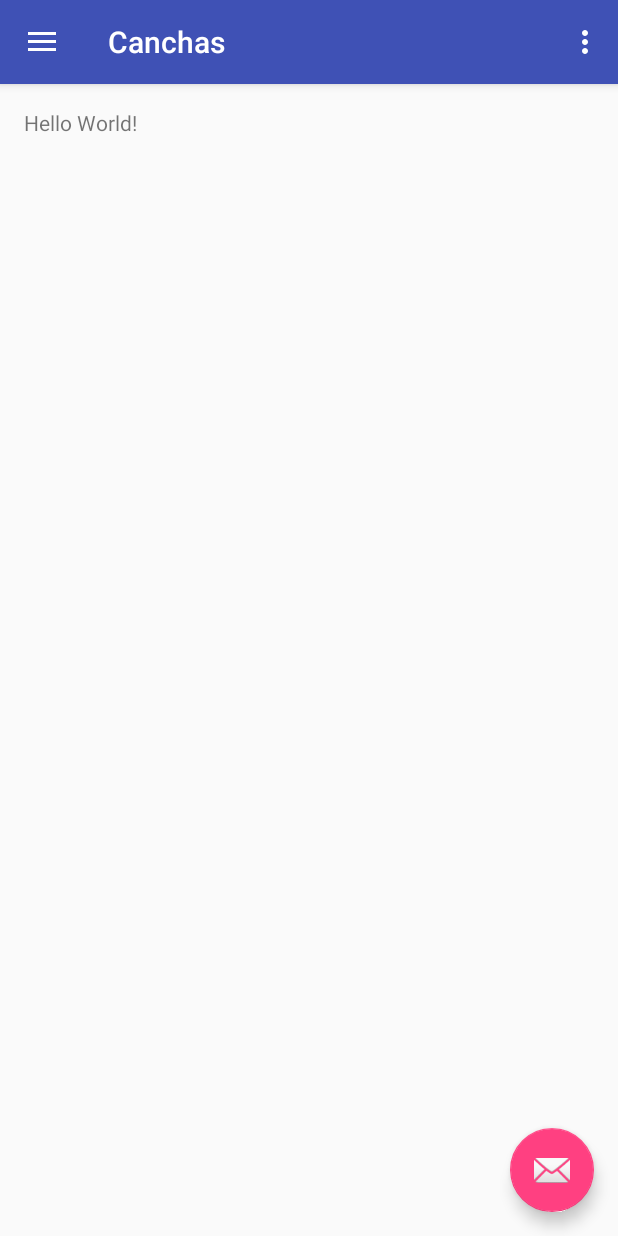
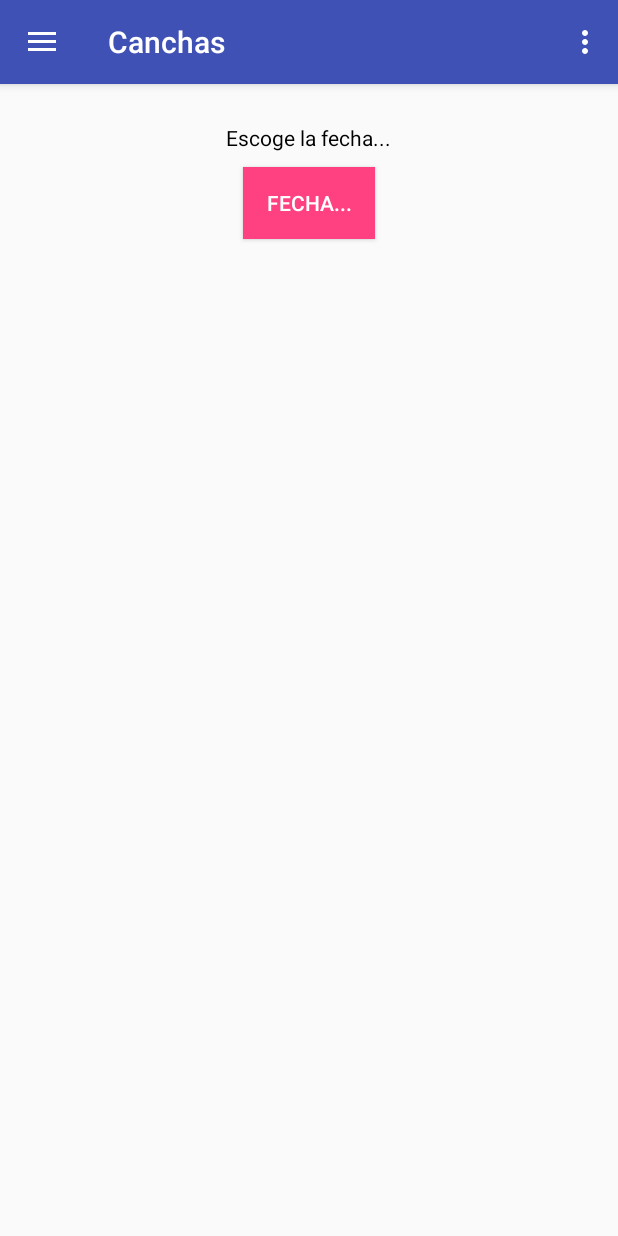
Before and after one commit to FredLoh/HackMTY, an Android app: the screen it shows after launch (MainActivity), in the side drawer, after a tap on "Gallery", on a phone screen of 412 x 824 dp. Run offline under Robolectric (Android 15) with nearby library versions, the phone set to English and light mode, and no system bars.

```diff
--- a/App/Canchas/app/build.gradle
+++ b/App/Canchas/app/build.gradle
@@ -24,4 +24,5 @@ dependencies {
     testCompile 'junit:junit:4.12'
     compile 'com.android.support:appcompat-v7:23.1.1'
     compile 'com.android.support:design:23.1.1'
+    compile 'com.google.android.gms:play-services:8.4.0'
 }
--- a/App/Canchas/app/src/debug/res/values/google_maps_api.xml
+++ b/App/Canchas/app/src/debug/res/values/google_maps_api.xml
@@ -15,5 +15,7 @@
     Once you have your key (it starts with "AIza"), replace the "google_maps_key"
     string in this file.
     -->
-    <string name="google_maps_key" translatable="false" templateMergeStrategy="preserve">YOUR_KEY_HERE</string>
+    <string name="google_maps_key" templateMergeStrategy="preserve" translatable="false">
+        AIzaSyAKwgTmgEigz5M39q_ARsJuiTd8nUcxgwY
+    </string>
 </resources>
--- a/App/Canchas/app/src/main/java/hackmty/canchas/MainActivity.java
+++ b/App/Canchas/app/src/main/java/hackmty/canchas/MainActivity.java
@@ -1,5 +1,8 @@
 package hackmty.canchas;
 
+import android.app.DatePickerDialog;
+import android.app.DialogFragment;
+import android.app.TimePickerDialog;
 import android.os.Bundle;
 import android.support.design.widget.FloatingActionButton;
 import android.support.design.widget.Snackbar;
@@ -12,9 +15,15 @@ import android.support.v7.app.AppCompatActivity;
 import android.support.v7.widget.Toolbar;
 import android.view.Menu;
 import android.view.MenuItem;
+import android.widget.DatePicker;
+import android.widget.TimePicker;
+
+import java.util.Calendar;
 
 public class MainActivity extends AppCompatActivity
         implements NavigationView.OnNavigationItemSelectedListener {
+
+    int s_year, s_month, s_day, s_hour, s_min;
 
     @Override
     protected void onCreate(Bundle savedInstanceState) {
@@ -23,14 +32,7 @@ public class MainActivity extends AppCompatActivity
         Toolbar toolbar = (Toolbar) findViewById(R.id.toolbar);
         setSupportActionBar(toolbar);
 
-        FloatingActionButton fab = (FloatingActionButton) findViewById(R.id.fab);
-        fab.setOnClickListener(new View.OnClickListener() {
-            @Override
-            public void onClick(View view) {
-                Snackbar.make(view, "Replace with your own action", Snackbar.LENGTH_LONG)
-                        .setAction("Action", null).show();
-            }
-        });
+
 
         DrawerLayout drawer = (DrawerLayout) findViewById(R.id.drawer_layout);
         ActionBarDrawerToggle toggle = new ActionBarDrawerToggle(
@@ -42,15 +44,6 @@ public class MainActivity extends AppCompatActivity
         navigationView.setNavigationItemSelectedListener(this);
     }
 
-    @Override
-    public void onBackPressed() {
-        DrawerLayout drawer = (DrawerLayout) findViewById(R.id.drawer_layout);
-        if (drawer.isDrawerOpen(GravityCompat.START)) {
-            drawer.closeDrawer(GravityCompat.START);
-        } else {
-            super.onBackPressed();
-        }
-    }
 
     @Override
     public boolean onCreateOptionsMenu(Menu menu) {
@@ -98,4 +91,130 @@ public class MainActivity extends AppCompatActivity
         drawer.closeDrawer(GravityCompat.START);
         return true;
     }
+
+
+
+
+    public void pickDate(View v){
+
+        //set date
+
+        final Calendar c = Calendar.getInstance();
+        final int def_year = c.get(Calendar.YEAR);
+        final int def_month = c.get(Calendar.MONTH);
+        final int def_day = c.get(Calendar.DAY_OF_MONTH);
+
+
+
+        DatePickerDialog d = new DatePickerDialog(this, new DatePickerDialog.OnDateSetListener() {
+            @Override
+            public void onDateSet(DatePicker view, int year, int monthOfYear, int dayOfMonth) {
+
+
+
+                view.setSpinnersShown(true);
+//                view.setMinDate(c.getTimeInMillis());
+
+
+//                              if(year >= def_year && monthOfYear >= def_month && dayOfMonth >= def_day) {
+//
+//
+//
+//
+//                } else {
+//
+//                    pickTime();
+//
+//                }
+
+                pickTime(year, monthOfYear, dayOfMonth);
+
+
+            }
+
+
+        }, def_year, def_month, def_day);
+
+        d.getDatePicker().setMinDate(c.getTimeInMillis());
+
+        d.show();
+
+
+
+    }
+
+
+
+    public void pickTime(final int y, final int m, final int dd){
+
+        //set time
+
+        final Calendar c = Calendar.getInstance();
+        int def_hour = c.get(Calendar.HOUR_OF_DAY);
+        int def_minute = c.get(Calendar.MINUTE);
+
+
+        TimePickerDialog d = new TimePickerDialog(this, new TimePickerDialog.OnTimeSetListener() {
+
+
+
+
+            @Override
+            public void onTimeSet(TimePicker view, int hourOfDay, int minute) {
+
+
+                if(minute % 5 != 0 && minute % 5 < 3){
+
+                    minute -= minute % 5;
+
+                } else if(minute % 5 != 0){
+
+                    minute += 5 - minute % 5;
+
+                }
+
+                setDateTime(y, m, dd, hourOfDay, minute);
+
+            }
+
+
+        }, def_hour, def_minute, false);
+
+
+
+        d.show();
+
+
+
+
+    }
+
+    public void setDateTime(int y, int mm, int d, int h, int m){
+
+        //sets parameters from pickers
+
+        s_year = y;
+        s_month = mm;
+        s_day = d;
+        s_hour = h;
+        s_min = m;
+
+
+
+
+    }
+
+
+
+    @Override
+    public void onBackPressed() {
+        DrawerLayout drawer = (DrawerLayout) findViewById(R.id.drawer_layout);
+        if (drawer.isDrawerOpen(GravityCompat.START)) {
+            drawer.closeDrawer(GravityCompat.START);
+        } else {
+            super.onBackPressed();
+        }
+    }
+
+
 }
--- a/App/Canchas/app/src/main/res/layout/app_bar_main.xml
+++ b/App/Canchas/app/src/main/res/layout/app_bar_main.xml
@@ -23,12 +23,13 @@
 
     <include layout="@layout/content_main" />
 
-    <android.support.design.widget.FloatingActionButton
-        android:id="@+id/fab"
-        android:layout_width="wrap_content"
-        android:layout_height="wrap_content"
-        android:layout_gravity="bottom|end"
-        android:layout_margin="@dimen/fab_margin"
-        android:src="@android:drawable/ic_dialog_email" />
+    <!--<android.support.design.widget.FloatingActionButton-->
+        <!--android:id="@+id/fab"-->
+        <!--android:layout_width="wrap_content"-->
+        <!--android:layout_height="wrap_content"-->
+        <!--android:layout_gravity="bottom|end"-->
+        <!--android:layout_margin="@dimen/fab_margin"-->
+        <!--android:src="@android:drawable/ic_dialog_map"-->
+        <!--android:onClick="search"/>-->
 
 </android.support.design.widget.CoordinatorLayout>
--- a/App/Canchas/app/src/main/res/layout/content_main.xml
+++ b/App/Canchas/app/src/main/res/layout/content_main.xml
@@ -1,7 +1,9 @@
 <?xml version="1.0" encoding="utf-8"?>
-<RelativeLayout xmlns:android="http://schemas.android.com/apk/res/android"
+<LinearLayout xmlns:android="http://schemas.android.com/apk/res/android"
     xmlns:app="http://schemas.android.com/apk/res-auto"
     xmlns:tools="http://schemas.android.com/tools"
+    android:orientation="vertical"
+    android:gravity="center_horizontal"
     android:layout_width="match_parent"
     android:layout_height="match_parent"
     android:paddingBottom="@dimen/activity_vertical_margin"
@@ -12,8 +14,35 @@
     tools:context="hackmty.canchas.MainActivity"
     tools:showIn="@layout/app_bar_main">
 
+
+
     <TextView
         android:layout_width="wrap_content"
         android:layout_height="wrap_content"
-        android:text="Hello World!" />
-</RelativeLayout>
+        android:layout_marginTop="10dp"
+        android:layout_marginBottom="10dp"
+        android:textColor="@color/black"
+        android:text="Escoge la fecha..."/>
+
+    <Button
+        android:id="@+id/btn_datepicker"
+        android:background="@color/colorAccent"
+        android:textColor="@color/white"
+        android:layout_width="wrap_content"
+        android:layout_height="wrap_content"
+        android:text="Fecha..."
+        android:onClick="pickDate"/>
+
+
+
+    <!--<DatePicker-->
+        <!--android:layout_width="wrap_content"-->
+        <!--android:layout_height="wrap_content"/>-->
+
+    <!--<TimePicker-->
+        <!--android:id="@+id/main_timepicker"-->
+        <!--android:layout_width="wrap_content"-->
+        <!--android:layout_height="wrap_content"/>-->
+
+
+</LinearLayout>
--- a/App/Canchas/app/src/main/res/values/colors.xml
+++ b/App/Canchas/app/src/main/res/values/colors.xml
@@ -1,6 +1,12 @@
 <?xml version="1.0" encoding="utf-8"?>
 <resources>
+
+    <color name="white">#FFFFFF</color>
+    <color name="black">#000000</color>
+
     <color name="colorPrimary">#3F51B5</color>
     <color name="colorPrimaryDark">#303F9F</color>
     <color name="colorAccent">#FF4081</color>
+
+
 </resources>
--- a/App/Canchas/app/src/main/res/values/dimens.xml
+++ b/App/Canchas/app/src/main/res/values/dimens.xml
@@ -1,7 +1,7 @@
 <resources>
     <!-- Default screen margins, per the Android Design guidelines. -->
     <dimen name="nav_header_vertical_spacing">16dp</dimen>
-    <dimen name="nav_header_height">160dp</dimen>
+    <dimen name="nav_header_height">140dp</dimen>
     <!-- Default screen margins, per the Android Design guidelines. -->
     <dimen name="activity_horizontal_margin">16dp</dimen>
     <dimen name="activity_vertical_margin">16dp</dimen>
--- a/App/Canchas/app/src/main/res/values/strings.xml
+++ b/App/Canchas/app/src/main/res/values/strings.xml
@@ -5,4 +5,5 @@
     <string name="navigation_drawer_close">Close navigation drawer</string>
 
     <string name="action_settings">Settings</string>
+    <string name="title_activity_map">Map</string>
 </resources>
```
Also changed, not shown: App/Canchas/app/src/main/AndroidManifest.xml (+27 -1 lines), App/Canchas/app/src/main/res/layout/activity_map.xml (+4 -4 lines), App/Canchas/app/src/main/res/layout/nav_header_main.xml (+5 -6 lines), App/Canchas/app/src/main/res/mipmap-xxxhdpi/app_icon.png (added), 1 other file.
